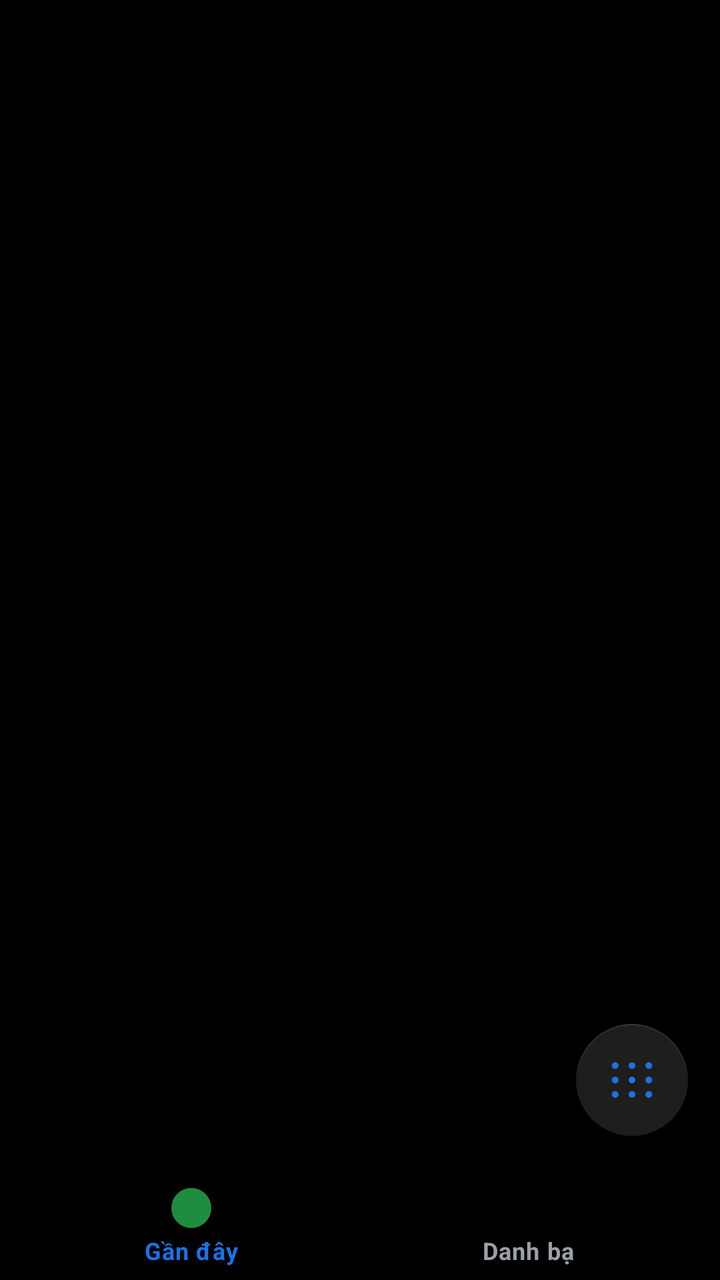
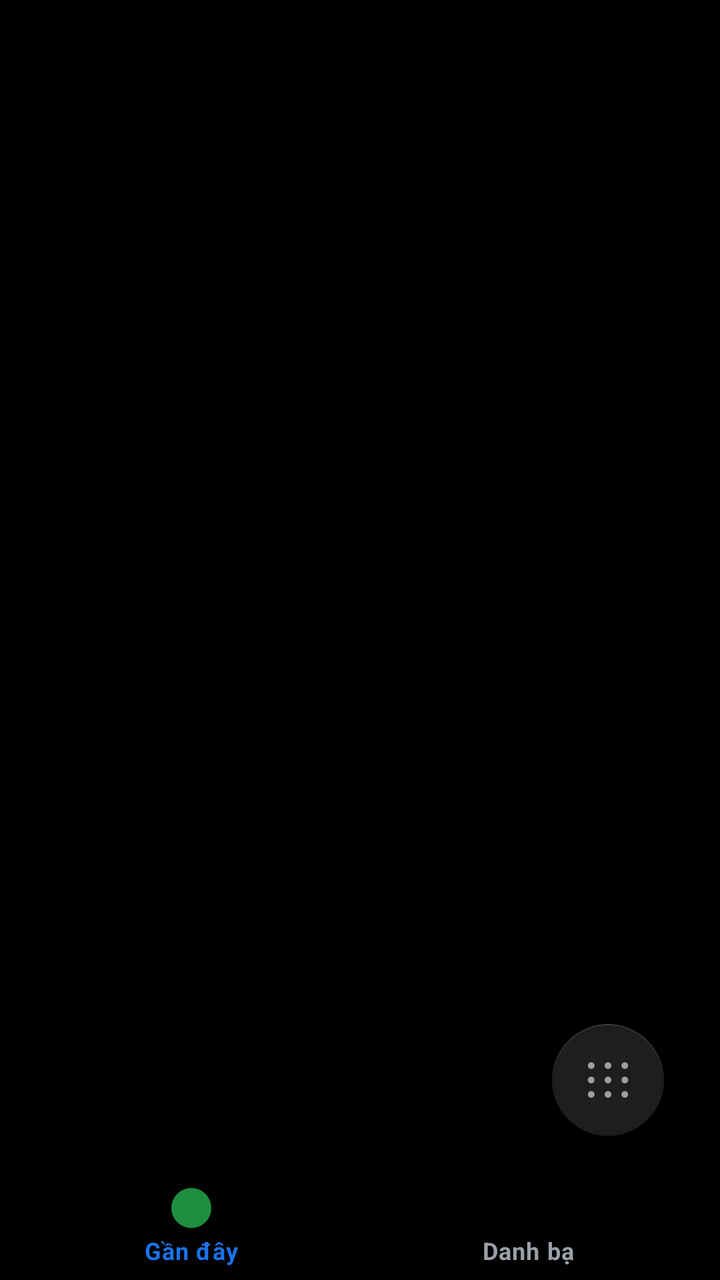

The first picture is an Android layout as it rendered before a commit; the second is the same layout after the commit. The layout source and the unified diff follow.
<!-- AndroidManifest.xml: application theme Theme.SimpleCall -->
<!-- res/layout/activity_main.xml -->
<?xml version="1.0" encoding="utf-8"?>
<androidx.coordinatorlayout.widget.CoordinatorLayout
    xmlns:android="http://schemas.android.com/apk/res/android"
    xmlns:app="http://schemas.android.com/apk/res-auto"
    android:layout_width="match_parent"
    android:layout_height="match_parent"
    android:background="@color/bg">

    <androidx.constraintlayout.widget.ConstraintLayout
        android:layout_width="match_parent"
        android:layout_height="match_parent">

        <FrameLayout
            android:id="@+id/fragmentContainer"
            android:layout_width="0dp"
            android:layout_height="0dp"
            app:layout_constraintTop_toTopOf="parent"
            app:layout_constraintBottom_toTopOf="@id/bottomNav"
            app:layout_constraintStart_toStartOf="parent"
            app:layout_constraintEnd_toEndOf="parent" />

        <com.google.android.material.bottomnavigation.BottomNavigationView
            android:id="@+id/bottomNav"
            android:layout_width="0dp"
            android:layout_height="wrap_content"
            android:background="@color/bg"
            app:menu="@menu/bottom_nav"
            app:itemIconTint="@null"
            app:itemActiveIndicatorStyle="@style/BottomNavActiveIndicator"
            app:itemTextColor="@color/nav_selector"
            app:itemTextAppearanceActive="@style/BottomNavLabel"
            app:itemTextAppearanceInactive="@style/BottomNavLabel"
            app:labelVisibilityMode="labeled"
            app:elevation="0dp"
            app:layout_constraintBottom_toBottomOf="parent"
            app:layout_constraintStart_toStartOf="parent"
            app:layout_constraintEnd_toEndOf="parent" />

        
        <com.google.android.material.floatingactionbutton.FloatingActionButton
            android:id="@+id/fabDialpad"
            android:layout_width="wrap_content"
            android:layout_height="wrap_content"
            android:layout_marginBottom="16dp"
            android:layout_marginEnd="16dp"
            android:src="@drawable/ic_dialpad"
            app:tint="@color/accent_blue"
            app:backgroundTint="@color/key_bg"
            app:fabSize="normal"
            android:contentDescription="@string/open_dialpad"
            app:layout_constraintBottom_toTopOf="@id/bottomNav"
            app:layout_constraintEnd_toEndOf="parent" />

    </androidx.constraintlayout.widget.ConstraintLayout>

</androidx.coordinatorlayout.widget.CoordinatorLayout>
<!-- resources referenced by this layout -->
<resources>
  <color name="accent_blue">#1A73E8</color>
  <color name="bg">#000000</color>
  <color name="key_bg">#1E1E1E</color>
  <!-- drawable ic_dialpad (drawable) -->
  <?xml version="1.0" encoding="utf-8"?>
  <vector xmlns:android="http://schemas.android.com/apk/res/android"
      android:width="24dp" android:height="24dp"
      android:viewportWidth="24" android:viewportHeight="24">
      
      
      <path android:fillColor="@color/text_secondary" android:pathData="M3.6,4.8m-1.68,0a1.68,1.68 0,1 1,3.36 0a1.68,1.68 0,1 1,-3.36 0"/>
      <path android:fillColor="@color/text_secondary" android:pathData="M12,4.8m-1.68,0a1.68,1.68 0,1 1,3.36 0a1.68,1.68 0,1 1,-3.36 0"/>
      <path android:fillColor="@color/text_secondary" android:pathData="M20.4,4.8m-1.68,0a1.68,1.68 0,1 1,3.36 0a1.68,1.68 0,1 1,-3.36 0"/>
      
      <path android:fillColor="@color/text_secondary" android:pathData="M3.6,12m-1.68,0a1.68,1.68 0,1 1,3.36 0a1.68,1.68 0,1 1,-3.36 0"/>
      <path android:fillColor="@color/text_secondary" android:pathData="M12,12m-1.68,0a1.68,1.68 0,1 1,3.36 0a1.68,1.68 0,1 1,-3.36 0"/>
      <path android:fillColor="@color/text_secondary" android:pathData="M20.4,12m-1.68,0a1.68,1.68 0,1 1,3.36 0a1.68,1.68 0,1 1,-3.36 0"/>
      
      <path android:fillColor="@color/text_secondary" android:pathData="M3.6,19.2m-1.68,0a1.68,1.68 0,1 1,3.36 0a1.68,1.68 0,1 1,-3.36 0"/>
      <path android:fillColor="@color/text_secondary" android:pathData="M12,19.2m-1.68,0a1.68,1.68 0,1 1,3.36 0a1.68,1.68 0,1 1,-3.36 0"/>
      <path android:fillColor="@color/text_secondary" android:pathData="M20.4,19.2m-1.68,0a1.68,1.68 0,1 1,3.36 0a1.68,1.68 0,1 1,-3.36 0"/>
  </vector>
  <string name="open_dialpad">Bàn phím</string>
  <style name="BottomNavActiveIndicator">
          <item name="android:color">@android:color/transparent</item>
      </style>
  <style name="BottomNavLabel" parent="TextAppearance.MaterialComponents.Caption">
          <item name="android:textStyle">bold</item>
          <item name="android:fontFamily">sans-serif-medium</item>
      </style>
  <style name="Theme.SimpleCall" parent="Theme.MaterialComponents.DayNight.NoActionBar">
          <item name="colorPrimary">@color/primary</item>
          <item name="colorPrimaryDark">@color/primary_dark</item>
          <item name="colorAccent">@color/primary</item>
          <item name="android:windowBackground">@color/bg</item>
          <item name="android:statusBarColor">@color/bg</item>
          <item name="android:windowLightStatusBar" tools:targetApi="23">true</item>
          <item name="android:windowSoftInputMode">stateAlwaysVisible</item>
      </style>
  <color name="text_secondary">#9AA0A6</color>
  <color name="primary">#1E8E3E</color>
  <color name="primary_dark">#137333</color>
</resources>

<!-- the commit's change to res/layout/activity_main.xml (unified diff, before → after) -->
@@ -42,15 +42,30 @@
             android:layout_width="wrap_content"
             android:layout_height="wrap_content"
             android:layout_marginBottom="16dp"
-            android:layout_marginEnd="16dp"
+            android:layout_marginEnd="28dp"
             android:src="@drawable/ic_dialpad"
-            app:tint="@color/accent_blue"
+            app:tint="@color/text_secondary"
             app:backgroundTint="@color/key_bg"
             app:fabSize="normal"
             android:contentDescription="@string/open_dialpad"
             app:layout_constraintBottom_toTopOf="@id/bottomNav"
             app:layout_constraintEnd_toEndOf="parent" />
 
+        <com.google.android.material.floatingactionbutton.FloatingActionButton
+            android:id="@+id/fabAddContact"
+            android:layout_width="wrap_content"
+            android:layout_height="wrap_content"
+            android:layout_marginBottom="16dp"
+            android:layout_marginEnd="28dp"
+            android:src="@drawable/ic_add"
+            app:tint="@color/text_secondary"
+            app:backgroundTint="@color/key_bg"
+            app:fabSize="normal"
+            android:visibility="gone"
+            android:contentDescription="@string/add_contact"
+            app:layout_constraintBottom_toTopOf="@id/bottomNav"
+            app:layout_constraintEnd_toEndOf="parent" />
+
     </androidx.constraintlayout.widget.ConstraintLayout>
 
 </androidx.coordinatorlayout.widget.CoordinatorLayout>
<!-- resource entries referenced after the edit -->
@@ -1,6 +1,5 @@
 <!-- resources referenced by this layout -->
 <resources>
-  <color name="accent_blue">#1A73E8</color>
   <color name="bg">#000000</color>
   <color name="key_bg">#1E1E1E</color>
   <!-- drawable ic_dialpad (drawable) -->
@@ -22,6 +21,7 @@
       <path android:fillColor="@color/text_secondary" android:pathData="M12,19.2m-1.68,0a1.68,1.68 0,1 1,3.36 0a1.68,1.68 0,1 1,-3.36 0"/>
       <path android:fillColor="@color/text_secondary" android:pathData="M20.4,19.2m-1.68,0a1.68,1.68 0,1 1,3.36 0a1.68,1.68 0,1 1,-3.36 0"/>
   </vector>
+  <string name="add_contact">Thêm liên hệ mới</string>
   <string name="open_dialpad">Bàn phím</string>
   <style name="BottomNavActiveIndicator">
           <item name="android:color">@android:color/transparent</item>
@@ -40,6 +40,16 @@
           <item name="android:windowSoftInputMode">stateAlwaysVisible</item>
       </style>
   <color name="text_secondary">#9AA0A6</color>
+  <!-- drawable ic_add (drawable) -->
+  <?xml version="1.0" encoding="utf-8"?>
+  <vector xmlns:android="http://schemas.android.com/apk/res/android"
+      android:width="24dp" android:height="24dp"
+      android:viewportWidth="24" android:viewportHeight="24">
+      
+      <path android:fillColor="#FFFFFFFF"
+          android:pathData="M20.4,13.2 L13.2,13.2 L13.2,20.4 L10.8,20.4 L10.8,13.2 L3.6,13.2
+                             L3.6,10.8 L10.8,10.8 L10.8,3.6 L13.2,3.6 L13.2,10.8 L20.4,10.8 Z"/>
+  </vector>
   <color name="primary">#1E8E3E</color>
   <color name="primary_dark">#137333</color>
 </resources>
